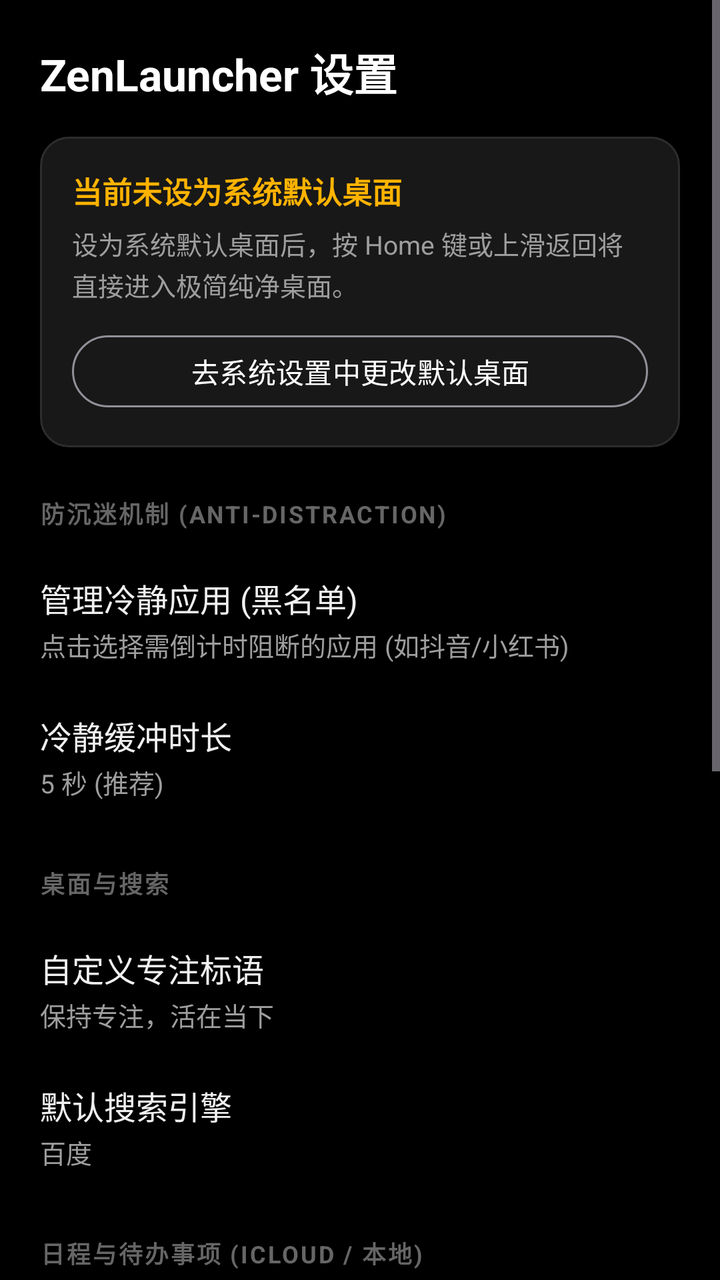
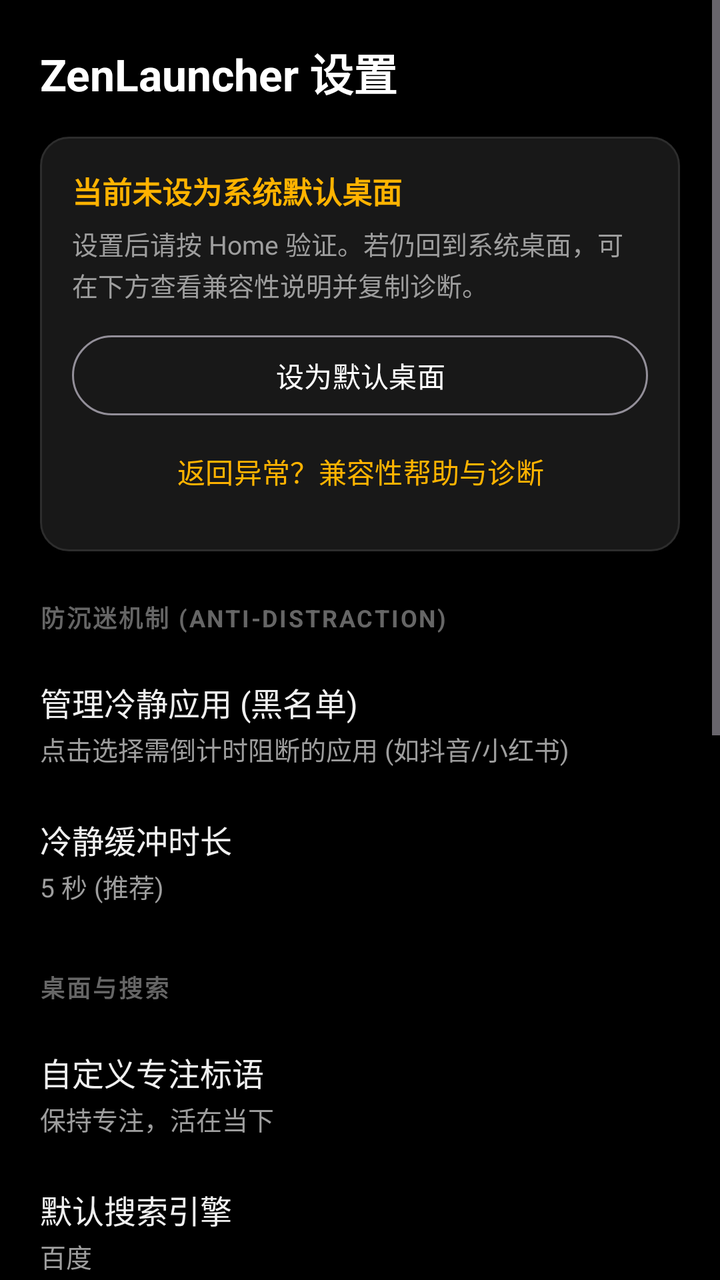

Before-and-after screenshots of an Android layout around one commit, followed by the original layout XML and the change that was made.
<!-- AndroidManifest.xml: application theme Theme.ZenLauncher -->
<!-- res/layout/activity_settings.xml -->
<?xml version="1.0" encoding="utf-8"?>
<ScrollView xmlns:android="http://schemas.android.com/apk/res/android"
    xmlns:app="http://schemas.android.com/apk/res-auto"
    android:layout_width="match_parent"
    android:layout_height="match_parent"
    android:background="@color/black"
    android:fitsSystemWindows="true">

    <LinearLayout
        android:layout_width="match_parent"
        android:layout_height="wrap_content"
        android:orientation="vertical"
        android:padding="20dp">

        <TextView
            android:layout_width="wrap_content"
            android:layout_height="wrap_content"
            android:text="ZenLauncher 设置"
            android:textColor="@color/white"
            android:textSize="22sp"
            android:textStyle="bold" />

        
        <LinearLayout
            android:layout_width="match_parent"
            android:layout_height="wrap_content"
            android:layout_marginTop="16dp"
            android:background="@drawable/bg_card"
            android:orientation="vertical"
            android:padding="16dp">

            <TextView
                android:id="@+id/tvDefaultLauncherStatus"
                android:layout_width="wrap_content"
                android:layout_height="wrap_content"
                android:text="当前未设为系统默认桌面"
                android:textColor="@color/amber_accent"
                android:textSize="15sp"
                android:textStyle="bold" />

            <TextView
                android:layout_width="wrap_content"
                android:layout_height="wrap_content"
                android:layout_marginTop="6dp"
                android:lineSpacingExtra="2dp"
                android:text="设为系统默认桌面后，按 Home 键或上滑返回将直接进入极简纯净桌面。"
                android:textColor="@color/text_secondary"
                android:textSize="13sp" />

            <com.google.android.material.button.MaterialButton
                android:id="@+id/btnSetDefaultLauncher"
                style="@style/Widget.Material3.Button.OutlinedButton"
                android:layout_width="match_parent"
                android:layout_height="44dp"
                android:layout_marginTop="12dp"
                android:text="去系统设置中更改默认桌面"
                android:textColor="@color/white" />

        </LinearLayout>

        
        <TextView
            android:layout_width="wrap_content"
            android:layout_height="wrap_content"
            android:layout_marginTop="24dp"
            android:letterSpacing="0.08"
            android:text="防沉迷机制 (ANTI-DISTRACTION)"
            android:textColor="@color/text_hint"
            android:textSize="12sp"
            android:textStyle="bold" />

        <LinearLayout
            android:id="@+id/btnManageDopamine"
            android:layout_width="match_parent"
            android:layout_height="wrap_content"
            android:layout_marginTop="10dp"
            android:background="?attr/selectableItemBackground"
            android:orientation="vertical"
            android:paddingTop="12dp"
            android:paddingBottom="12dp">

            <TextView
                android:layout_width="wrap_content"
                android:layout_height="wrap_content"
                android:text="管理冷静应用 (黑名单)"
                android:textColor="@color/text_primary"
                android:textSize="16sp" />

            <TextView
                android:id="@+id/tvDopamineSummary"
                android:layout_width="wrap_content"
                android:layout_height="wrap_content"
                android:layout_marginTop="2dp"
                android:text="点击选择需倒计时阻断的应用 (如抖音/小红书)"
                android:textColor="@color/text_secondary"
                android:textSize="13sp" />
        </LinearLayout>

        <LinearLayout
            android:id="@+id/btnCooldownDuration"
            android:layout_width="match_parent"
            android:layout_height="wrap_content"
            android:background="?attr/selectableItemBackground"
            android:orientation="vertical"
            android:paddingTop="12dp"
            android:paddingBottom="12dp">

            <TextView
                android:layout_width="wrap_content"
                android:layout_height="wrap_content"
                android:text="冷静缓冲时长"
                android:textColor="@color/text_primary"
                android:textSize="16sp" />

            <TextView
                android:id="@+id/tvCooldownSummary"
                android:layout_width="wrap_content"
                android:layout_height="wrap_content"
                android:layout_marginTop="2dp"
                android:text="5 秒 (推荐)"
                android:textColor="@color/text_secondary"
                android:textSize="13sp" />
        </LinearLayout>

        
        <TextView
            android:layout_width="wrap_content"
            android:layout_height="wrap_content"
            android:layout_marginTop="20dp"
            android:letterSpacing="0.08"
            android:text="桌面与搜索"
            android:textColor="@color/text_hint"
            android:textSize="12sp"
            android:textStyle="bold" />

        <LinearLayout
            android:id="@+id/btnCustomMotto"
            android:layout_width="match_parent"
            android:layout_height="wrap_content"
            android:layout_marginTop="10dp"
            android:background="?attr/selectableItemBackground"
            android:orientation="vertical"
            android:paddingTop="12dp"
            android:paddingBottom="12dp">

            <TextView
                android:layout_width="wrap_content"
                android:layout_height="wrap_content"
                android:text="自定义专注标语"
                android:textColor="@color/text_primary"
                android:textSize="16sp" />

            <TextView
                android:id="@+id/tvMottoSummary"
                android:layout_width="wrap_content"
                android:layout_height="wrap_content"
                android:layout_marginTop="2dp"
                android:text="保持专注，活在当下"
                android:textColor="@color/text_secondary"
                android:textSize="13sp" />
        </LinearLayout>

        <LinearLayout
            android:id="@+id/btnSearchEngine"
            android:layout_width="match_parent"
            android:layout_height="wrap_content"
            android:background="?attr/selectableItemBackground"
            android:orientation="vertical"
            android:paddingTop="12dp"
            android:paddingBottom="12dp">

            <TextView
                android:layout_width="wrap_content"
                android:layout_height="wrap_content"
                android:text="默认搜索引擎"
                android:textColor="@color/text_primary"
                android:textSize="16sp" />

            <TextView
                android:id="@+id/tvSearchEngineSummary"
                android:layout_width="wrap_content"
                android:layout_height="wrap_content"
                android:layout_marginTop="2dp"
                android:text="百度"
                android:textColor="@color/text_secondary"
                android:textSize="13sp" />
        </LinearLayout>

        
        <TextView
            android:layout_width="wrap_content"
            android:layout_height="wrap_content"
            android:layout_marginTop="20dp"
            android:letterSpacing="0.08"
            android:text="日程与待办事项 (ICLOUD / 本地)"
            android:textColor="@color/text_hint"
            android:textSize="12sp"
            android:textStyle="bold" />

        <LinearLayout
            android:layout_width="match_parent"
            android:layout_height="wrap_content"
            android:layout_marginTop="10dp"
            android:gravity="center_vertical"
            android:orientation="horizontal"
            android:paddingTop="12dp"
            android:paddingBottom="12dp">

            <LinearLayout
                android:layout_width="0dp"
                android:layout_height="wrap_content"
                android:layout_weight="1"
                android:orientation="vertical">

                <TextView
                    android:layout_width="wrap_content"
                    android:layout_height="wrap_content"
                    android:text="显示桌面待办日程"
                    android:textColor="@color/text_primary"
                    android:textSize="16sp" />

                <TextView
                    android:layout_width="wrap_content"
                    android:layout_height="wrap_content"
                    android:layout_marginTop="2dp"
                    android:text="在时钟下方以极简纯文本展示近期日程"
                    android:textColor="@color/text_secondary"
                    android:textSize="13sp" />
            </LinearLayout>

            <com.google.android.material.materialswitch.MaterialSwitch
                android:id="@+id/switchEnableCalendar"
                android:layout_width="wrap_content"
                android:layout_height="wrap_content" />
        </LinearLayout>

        <LinearLayout
            android:id="@+id/layoutCalendarSubOptions"
            android:layout_width="match_parent"
            android:layout_height="wrap_content"
            android:orientation="vertical"
            android:visibility="gone">

            <LinearLayout
                android:id="@+id/btnSelectCalendars"
                android:layout_width="match_parent"
                android:layout_height="wrap_content"
                android:background="?attr/selectableItemBackground"
                android:orientation="vertical"
                android:paddingTop="12dp"
                android:paddingBottom="12dp">

                <TextView
                    android:layout_width="wrap_content"
                    android:layout_height="wrap_content"
                    android:text="选择日历来源"
                    android:textColor="@color/text_primary"
                    android:textSize="16sp" />

                <TextView
                    android:id="@+id/tvSelectCalendarsSummary"
                    android:layout_width="wrap_content"
                    android:layout_height="wrap_content"
                    android:layout_marginTop="2dp"
                    android:text="全部日历"
                    android:textColor="@color/text_secondary"
                    android:textSize="13sp" />
            </LinearLayout>

            <LinearLayout
                android:id="@+id/btnCalendarCount"
                android:layout_width="match_parent"
                android:layout_height="wrap_content"
                android:background="?attr/selectableItemBackground"
                android:orientation="vertical"
                android:paddingTop="12dp"
                android:paddingBottom="12dp">

                <TextView
                    android:layout_width="wrap_content"
                    android:layout_height="wrap_content"
                    android:text="最多展示数量"
                    android:textColor="@color/text_primary"
                    android:textSize="16sp" />

                <TextView
                    android:id="@+id/tvCalendarCountSummary"
                    android:layout_width="wrap_content"
                    android:layout_height="wrap_content"
                    android:layout_marginTop="2dp"
                    android:text="3 条"
                    android:textColor="@color/text_secondary"
                    android:textSize="13sp" />
            </LinearLayout>

            <LinearLayout
                android:id="@+id/btnICloudGuide"
                android:layout_width="match_parent"
                android:layout_height="wrap_content"
                android:background="?attr/selectableItemBackground"
                android:orientation="vertical"
                android:paddingTop="12dp"
                android:paddingBottom="12dp">

                <TextView
                    android:layout_width="wrap_content"
                    android:layout_height="wrap_content"
                    android:text="如何在安卓上同步 iCloud 日历？"
                    android:textColor="@color/amber_accent"
                    android:textSize="15sp" />

                <TextView
                    android:layout_width="wrap_content"
                    android:layout_height="wrap_content"
                    android:layout_marginTop="2dp"
                    android:text="查看 3 步免密/极速同步指南 (支持 DAVx⁵ 与系统 CalDAV)"
                    android:textColor="@color/text_secondary"
                    android:textSize="13sp" />
            </LinearLayout>

        </LinearLayout>

        
        <TextView
            android:layout_width="wrap_content"
            android:layout_height="wrap_content"
            android:layout_marginTop="20dp"
            android:letterSpacing="0.08"
            android:text="关于与更新 (ABOUT &amp; UPDATE)"
            android:textColor="@color/text_hint"
            android:textSize="12sp"
            android:textStyle="bold" />

        <LinearLayout
            android:id="@+id/btnCheckUpdate"
            android:layout_width="match_parent"
            android:layout_height="wrap_content"
            android:layout_marginTop="10dp"
            android:background="?attr/selectableItemBackground"
            android:orientation="vertical"
            android:paddingTop="12dp"
            android:paddingBottom="12dp">

            <TextView
                android:layout_width="wrap_content"
                android:layout_height="wrap_content"
                android:text="检查新版本"
                android:textColor="@color/text_primary"
                android:textSize="16sp" />

            <TextView
                android:id="@+id/tvVersionSummary"
                android:layout_width="wrap_content"
                android:layout_height="wrap_content"
                android:layout_marginTop="2dp"
                android:text="当前版本 v2.1.1 · 点击检查更新"
                android:textColor="@color/text_secondary"
                android:textSize="13sp" />
        </LinearLayout>

        <LinearLayout
            android:id="@+id/btnBackupRestore"
            android:layout_width="match_parent"
            android:layout_height="wrap_content"
            android:background="?attr/selectableItemBackground"
            android:orientation="vertical"
            android:paddingTop="12dp"
            android:paddingBottom="12dp">

            <TextView
                android:layout_width="wrap_content"
                android:layout_height="wrap_content"
                android:text="配置备份与恢复"
                android:textColor="@color/text_primary"
                android:textSize="16sp" />

            <TextView
                android:layout_width="wrap_content"
                android:layout_height="wrap_content"
                android:layout_marginTop="2dp"
                android:text="导出或导入置顶、冷静黑名单、专注标语等全部设置"
                android:textColor="@color/text_secondary"
                android:textSize="13sp" />
        </LinearLayout>

        <TextView
            android:layout_width="match_parent"
            android:layout_height="wrap_content"
            android:layout_marginTop="32dp"
            android:lineSpacingExtra="4dp"
            android:text="为什么做极简启动器？\n现代手机通过算法推荐、红点未读角标和五彩斑斓的 App 图标刺激大脑释放多巴胺。ZenLauncher 剔除一切视觉噪音，以纯文本与意图检索为核心，让你重新成为自己注意力的主人。"
            android:textColor="@color/text_hint"
            android:textSize="12.5sp" />

    </LinearLayout>
</ScrollView>
<!-- resources referenced by this layout -->
<resources>
  <color name="amber_accent">#FFFFB300</color>
  <color name="black">#FF000000</color>
  <color name="text_hint">#FF666666</color>
  <color name="text_primary">#FFF0F0F0</color>
  <color name="text_secondary">#FF9E9E9E</color>
  <color name="white">#FFFFFFFF</color>
  <!-- drawable bg_card (drawable) -->
  <?xml version="1.0" encoding="utf-8"?>
  <shape xmlns:android="http://schemas.android.com/apk/res/android" android:shape="rectangle">
      <corners android:radius="14dp" />
      <solid android:color="@color/surface_card" />
      <stroke android:width="1dp" android:color="@color/outline_gray" />
  </shape>
  <style name="Theme.ZenLauncher" parent="Theme.Material3.Dark.NoActionBar">
          <item name="android:windowBackground">@color/black</item>
          <item name="android:statusBarColor">@color/black</item>
          <item name="android:navigationBarColor">@color/black</item>
          <item name="android:windowLightStatusBar">false</item>
          <item name="android:windowLightNavigationBar">false</item>
          <item name="colorPrimary">@color/white</item>
          <item name="colorOnPrimary">@color/black</item>
          <item name="colorSurface">@color/surface_dark</item>
          <item name="colorOnSurface">@color/text_primary</item>
      </style>
  <color name="surface_card">#FF181818</color>
  <color name="outline_gray">#FF2D2D2D</color>
  <color name="surface_dark">#FF121212</color>
</resources>

<!-- the commit's change to res/layout/activity_settings.xml (unified diff, before → after) -->
@@ -43,7 +43,7 @@
                 android:layout_height="wrap_content"
                 android:layout_marginTop="6dp"
                 android:lineSpacingExtra="2dp"
-                android:text="设为系统默认桌面后，按 Home 键或上滑返回将直接进入极简纯净桌面。"
+                android:text="设置后请按 Home 验证。若仍回到系统桌面，可在下方查看兼容性说明并复制诊断。"
                 android:textColor="@color/text_secondary"
                 android:textSize="13sp" />
 
@@ -51,11 +51,18 @@
                 android:id="@+id/btnSetDefaultLauncher"
                 style="@style/Widget.Material3.Button.OutlinedButton"
                 android:layout_width="match_parent"
-                android:layout_height="44dp"
+                android:layout_height="wrap_content"
                 android:layout_marginTop="12dp"
-                android:text="去系统设置中更改默认桌面"
+                android:text="设为默认桌面"
                 android:textColor="@color/white" />
 
+            <com.google.android.material.button.MaterialButton
+                android:id="@+id/btnLauncherHelp"
+                style="@style/Widget.Material3.Button.TextButton"
+                android:layout_width="match_parent"
+                android:layout_height="wrap_content"
+                android:text="返回异常？兼容性帮助与诊断"
+                android:textColor="@color/amber_accent" />
         </LinearLayout>
 
         
<!-- resource entries referenced after the edit -->
@@ -13,19 +13,19 @@
       <solid android:color="@color/surface_card" />
       <stroke android:width="1dp" android:color="@color/outline_gray" />
   </shape>
-  <style name="Theme.ZenLauncher" parent="Theme.Material3.Dark.NoActionBar">
+  <style name="Theme.ZenLauncher" parent="Base.Theme.ZenLauncher" />
+  <color name="surface_card">#FF181818</color>
+  <color name="outline_gray">#FF2D2D2D</color>
+  <style name="Base.Theme.ZenLauncher" parent="Theme.Material3.Dark.NoActionBar">
           <item name="android:windowBackground">@color/black</item>
           <item name="android:statusBarColor">@color/black</item>
           <item name="android:navigationBarColor">@color/black</item>
           <item name="android:windowLightStatusBar">false</item>
-          <item name="android:windowLightNavigationBar">false</item>
           <item name="colorPrimary">@color/white</item>
           <item name="colorOnPrimary">@color/black</item>
           <item name="colorSurface">@color/surface_dark</item>
           <item name="colorOnSurface">@color/text_primary</item>
       </style>
-  <color name="surface_card">#FF181818</color>
-  <color name="outline_gray">#FF2D2D2D</color>
   <color name="surface_dark">#FF121212</color>
 </resources>
 
